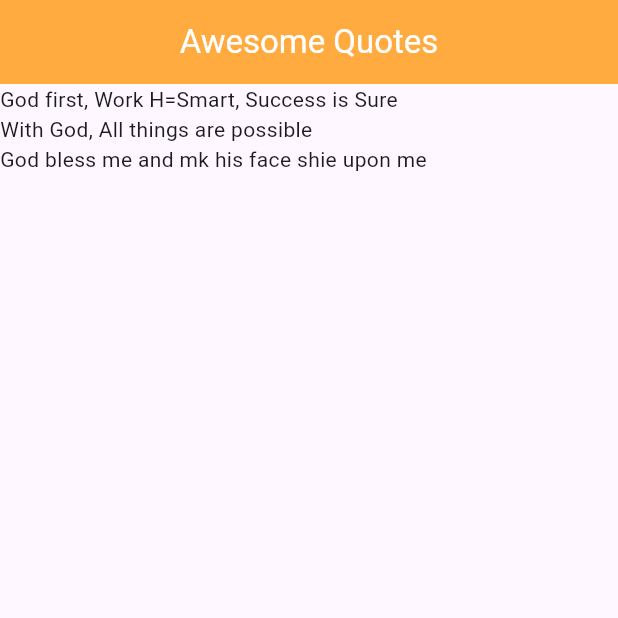
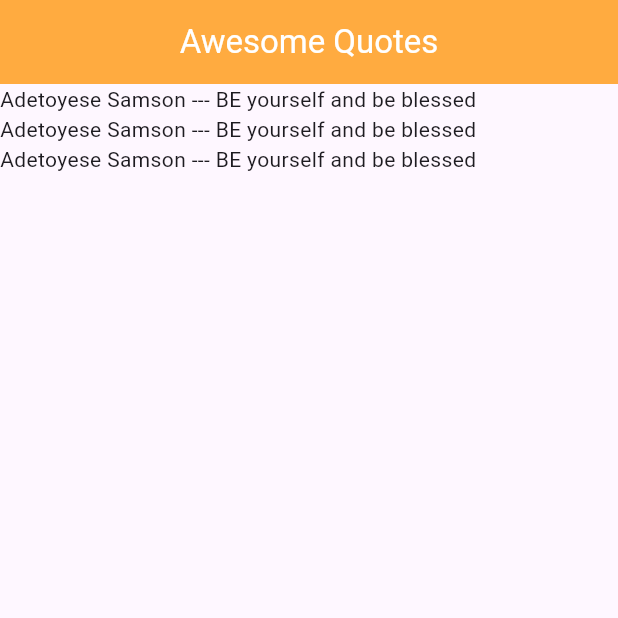
Before and after one commit to adetoyese607/flutter, a Flutter app: the screen it shows after launch, on a phone screen of 412 x 824 dp, the top half of it. Run offline on Flutter 3.47's test engine with Material 3 defaults, Android fonts, the phone set to English and light mode, and no system bars.

Commit message:
day4 with cards

```diff
--- a/lib/main.dart
+++ b/lib/main.dart
@@ -1,4 +1,5 @@
 import 'package:flutter/material.dart';
+import 'quote.dart';
 
 void main() {
   runApp(const MyApp());
@@ -31,10 +32,10 @@ class MyHomePage extends StatefulWidget {
 
 class _MyHomePageState extends State<MyHomePage> {
   // for awesome quotes
-  List<String> quotes = [
-    'God first, Work H=Smart, Success is Sure',
-    'With God, All things are possible',
-    'God bless me and mk his face shie upon me'
+  List<Quote> quotes = [
+    Quote(author: 'Adetoyese Samson', text: 'BE yourself and be blessed'),
+    Quote(author: 'Adetoyese Samson', text: 'BE yourself and be blessed'),
+    Quote(author: 'Adetoyese Samson', text: 'BE yourself and be blessed')
   ];
 
   // for Ninja ID card
@@ -59,10 +60,10 @@ class _MyHomePageState extends State<MyHomePage> {
         ),
 
         // AWESOME QUOTE BODY
-        body: Column(
+        body:  Column(
           crossAxisAlignment: CrossAxisAlignment.start,
             children: quotes.map((quote) {
-          return Text(quote);
+          return Text('${quote.author} --- ${quote.text}');
         }).toList()
         )
 
--- /dev/null
+++ b/lib/quote.dart
@@ -0,0 +1,8 @@
+class Quote {
+  String text;
+  String author;
+
+  Quote({required this.text, required this.author});
+}
+
+// Quote myq = Quote(text: 'this is', author: 'Ade');
```
